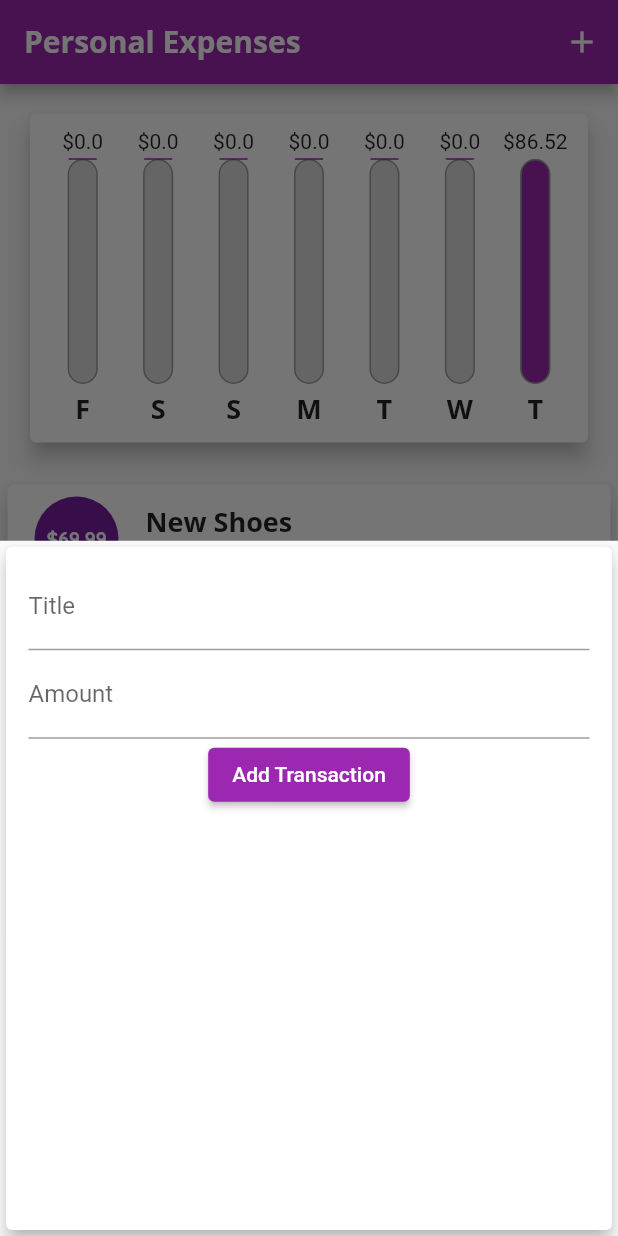
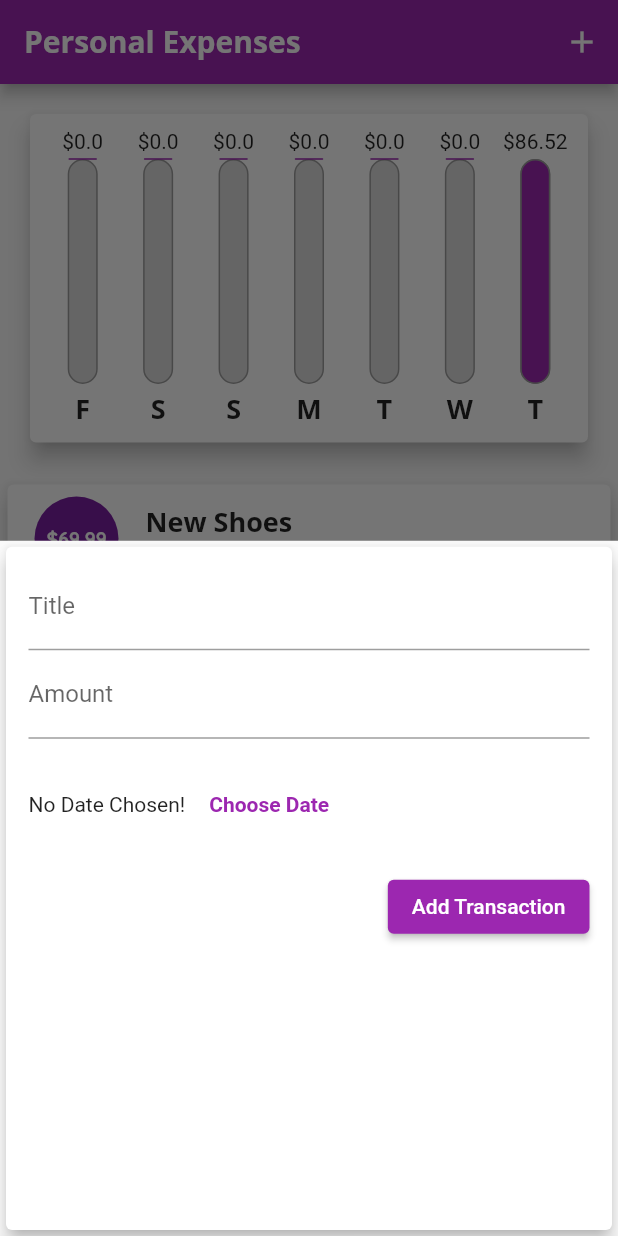
Before and after one commit to Olakunlesalami/personal-expense-tracker, a Flutter app: the screen it shows after launch, after a tap on the "add" icon, on a phone screen of 412 x 824 dp. Run offline on Flutter 3.47's test engine with Material 2 defaults, Android fonts, the phone set to English and light mode, and no system bars.

Commit message:
add date picker and submit transaction with date

```diff
--- a/tutorials/expense_tracker/lib/main.dart
+++ b/tutorials/expense_tracker/lib/main.dart
@@ -60,12 +60,12 @@ class _MyHomePageState extends State<MyHomePage> {
     }).toList();
   }
 
-  void _addTransaction(String txTitle, double txAmount) {
+  void _addTransaction(String txTitle, double txAmount, DateTime date) {
     final newTx = Transaction(
         title: txTitle,
         amount: txAmount,
         id: DateTime.now().toString(),
-        date: DateTime.now());
+        date: date);
     setState(() {
       _transactions.add(newTx);
     });
--- a/tutorials/expense_tracker/lib/widgets/new-transaction.dart
+++ b/tutorials/expense_tracker/lib/widgets/new-transaction.dart
@@ -1,5 +1,6 @@
 import 'package:flutter/material.dart';
 import 'package:flutter/services.dart';
+import 'package:intl/intl.dart';
 
 class NewTransaction extends StatefulWidget {
   final Function handleSubmit;
@@ -14,18 +15,32 @@ class _NewTransactionState extends State<NewTransaction> {
   final TextEditingController titleController = TextEditingController();
 
   final TextEditingController amountController = TextEditingController();
+  DateTime? _pickedDate;
 
   void submitData() {
     final enteredTitle = titleController.text;
     final enteredAmount = double.parse(amountController.text);
 
-    if (enteredTitle.isEmpty || enteredAmount <= 0) {
+    if (enteredTitle.isEmpty || enteredAmount <= 0 || _pickedDate == null) {
       return;
     }
 
-    widget.handleSubmit(enteredTitle, enteredAmount);
+    widget.handleSubmit(enteredTitle, enteredAmount, _pickedDate);
 
     Navigator.of(context).pop();
+  }
+
+  void _presentDatePicker() {
+    showDatePicker(
+            context: context,
+            initialDate: DateTime.now(),
+            firstDate: DateTime(DateTime.now().year, 1),
+            lastDate: DateTime.now())
+        .then((value) {
+      setState(() {
+        _pickedDate = value;
+      });
+    });
   }
 
   @override
@@ -47,8 +62,30 @@ class _NewTransactionState extends State<NewTransaction> {
               onSubmitted: (_) => submitData(),
               keyboardType: TextInputType.number,
             ),
-            ElevatedButton(
-                onPressed: submitData, child: Text('Add Transaction'))
+            SizedBox(height: 20),
+            Row(
+              children: [
+                Text(_pickedDate == null
+                    ? 'No Date Chosen!'
+                    : DateFormat.yMMMd().format(_pickedDate!)),
+                FlatButton(
+                    onPressed: _presentDatePicker,
+                    child: Text('Choose Date',
+                        style: TextStyle(
+                            color: Theme.of(context).primaryColor,
+                            fontWeight: FontWeight.bold))),
+              ],
+            ),
+            SizedBox(
+              height: 20,
+            ),
+            Row(
+              mainAxisAlignment: MainAxisAlignment.end,
+              children: [
+                ElevatedButton(
+                    onPressed: submitData, child: Text('Add Transaction')),
+              ],
+            )
           ],
         ),
       ),
```
